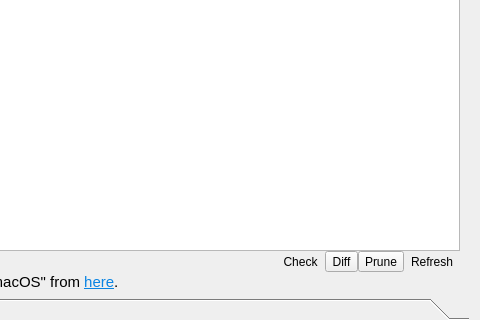
Above: src/vorta/assets/UI/archivetab.ui from borgbase/vorta before the change; both pictures show x 301 to 781 and y 127 to 447 of the 781 by 447 pixel window. Below: the same form after it.
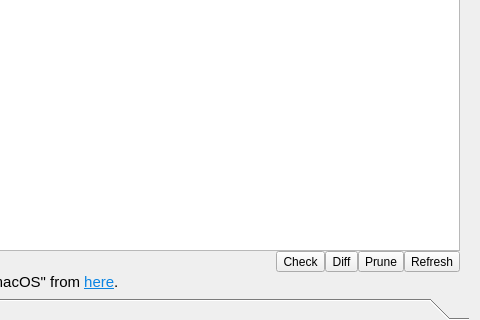
That is the form after the change.

Commit message: Consistent autoRaise setting

The edit to the form file:
```diff
--- a/src/vorta/assets/UI/archivetab.ui
+++ b/src/vorta/assets/UI/archivetab.ui
@@ -133,9 +133,6 @@
            <property name="toolButtonStyle">
             <enum>Qt::ToolButtonTextBesideIcon</enum>
            </property>
-           <property name="autoRaise">
-            <bool>true</bool>
-           </property>
           </widget>
          </item>
          <item>
@@ -166,9 +163,6 @@
            <property name="toolButtonStyle">
             <enum>Qt::ToolButtonTextBesideIcon</enum>
            </property>
-           <property name="autoRaise">
-            <bool>true</bool>
-           </property>
           </widget>
          </item>
         </layout>
```
Left out of the diff: 4 changed lines with no effect on the pictures.
